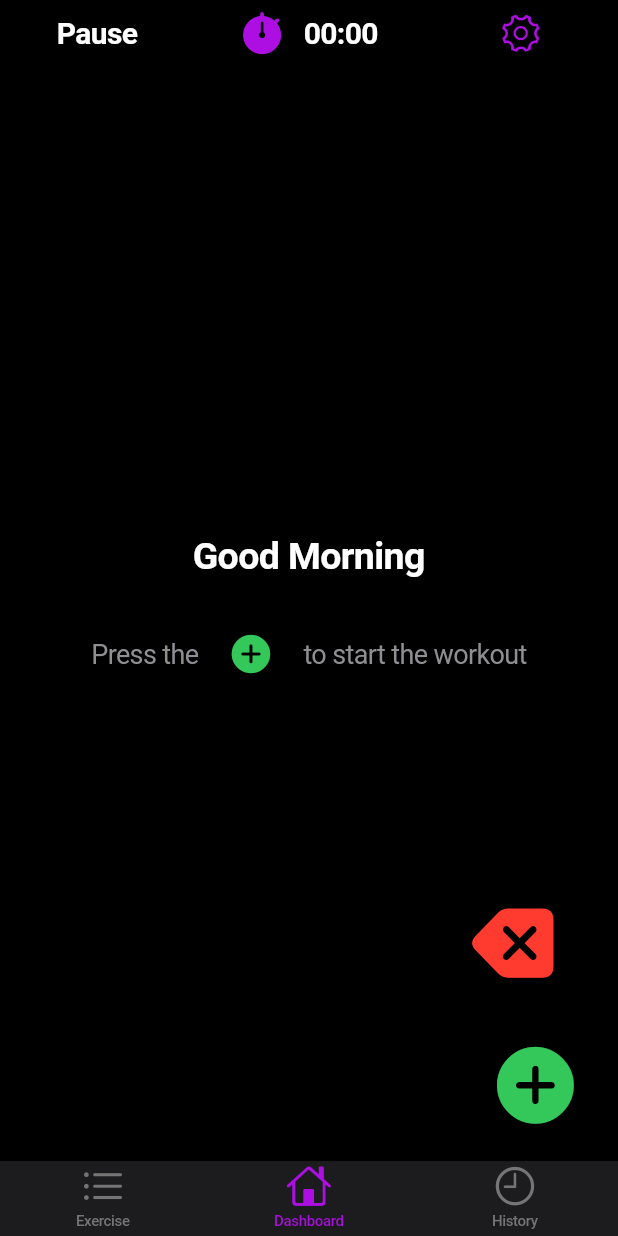
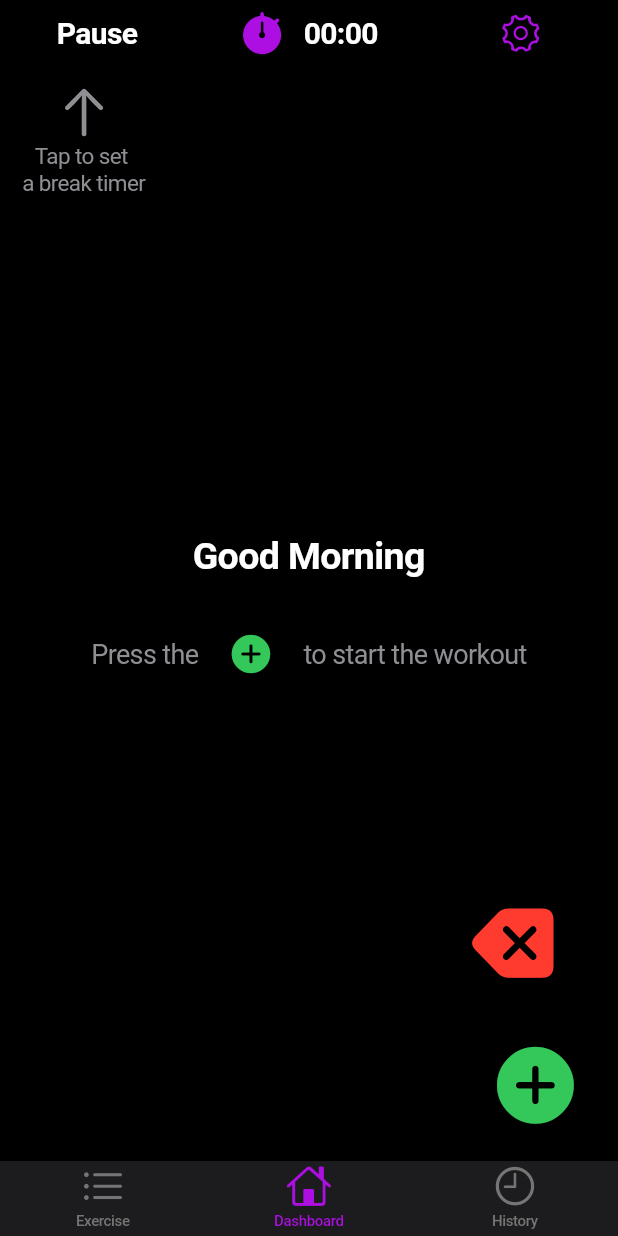
Before and after one commit to leuteritz/GymTracker, a Flutter app: the screen it shows after launch, on a phone screen of 412 x 824 dp. Run offline on Flutter 3.47's test engine with Material 2 defaults, Android fonts, the phone set to English and light mode, and no system bars; our stand-ins replace fl_chart, sqflite; accounts and stored records are empty.

```diff
--- a/lib/homescreen.dart
+++ b/lib/homescreen.dart
@@ -250,16 +250,17 @@ class _BreakTimerState extends State<BreakTimer> with WidgetsBindingObserver {
               ],
             ),
             if (!_showPauseText)
-              Positioned(
-                left: 33.5,
-                bottom: 7.5,
-                child: Text(
+              Stack(
+                alignment: Alignment.center,
+                children: [
+                  Text(
                     _timerValue, // Display the timer value here
                     style: TextStyle(
                         fontSize: 15,
                         fontWeight: FontWeight.bold,
                         color: CupertinoColors.systemGrey),
                   ),
+                ],
               ),
           ],
         ),
@@ -605,6 +606,37 @@ class _HomeScreenState extends State<HomeScreen> {
             ),
             Visibility(
               visible: !_isAddButtonPressed,
+              child: Positioned(
+                top: 5,
+                left: 15,
+                child: Column(
+                  mainAxisAlignment: MainAxisAlignment.start,
+                  children: [
+                    Icon(
+                      CupertinoIcons.arrow_up,
+                      size: 40,
+                      color: CupertinoColors.systemGrey,
+                    ),
+                    Text(
+                      'Tap to set ',
+                      style: TextStyle(
+                        fontSize: 15,
+                        color: CupertinoColors.systemGrey,
+                      ),
+                    ),
+                    Text(
+                      'a break timer',
+                      style: TextStyle(
+                        fontSize: 15,
+                        color: CupertinoColors.systemGrey,
+                      ),
+                    ),
+                  ],
+                ),
+              ),
+            ),
+            Visibility(
+              visible: !_isAddButtonPressed,
               child: Center(
                 child: Column(
                   mainAxisAlignment: MainAxisAlignment.center,
```
Also changed, not shown: lib/database.dart (+45 -0 lines), lib/exercisedetailpage.dart (+3 -6 lines), lib/exerciselabel.dart (+10 -9 lines), lib/listitem.dart (+4 -9 lines), lib/workoutdateitem.dart (+14 -5 lines). Lines whose indentation alone changed are shown as unchanged.
